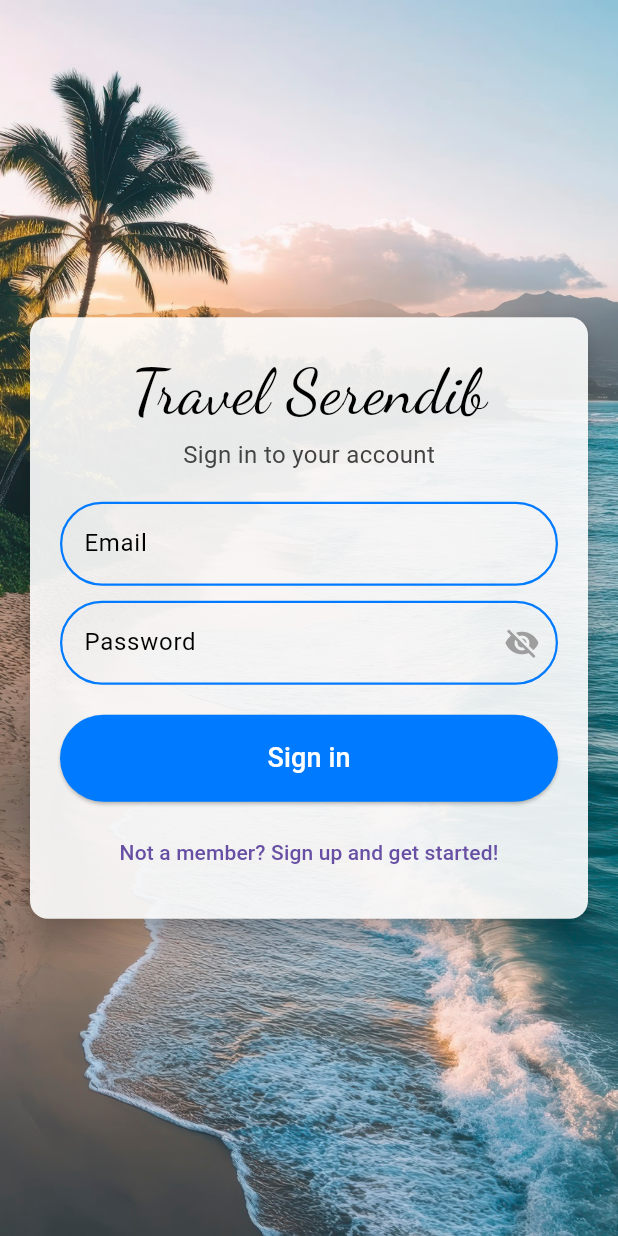
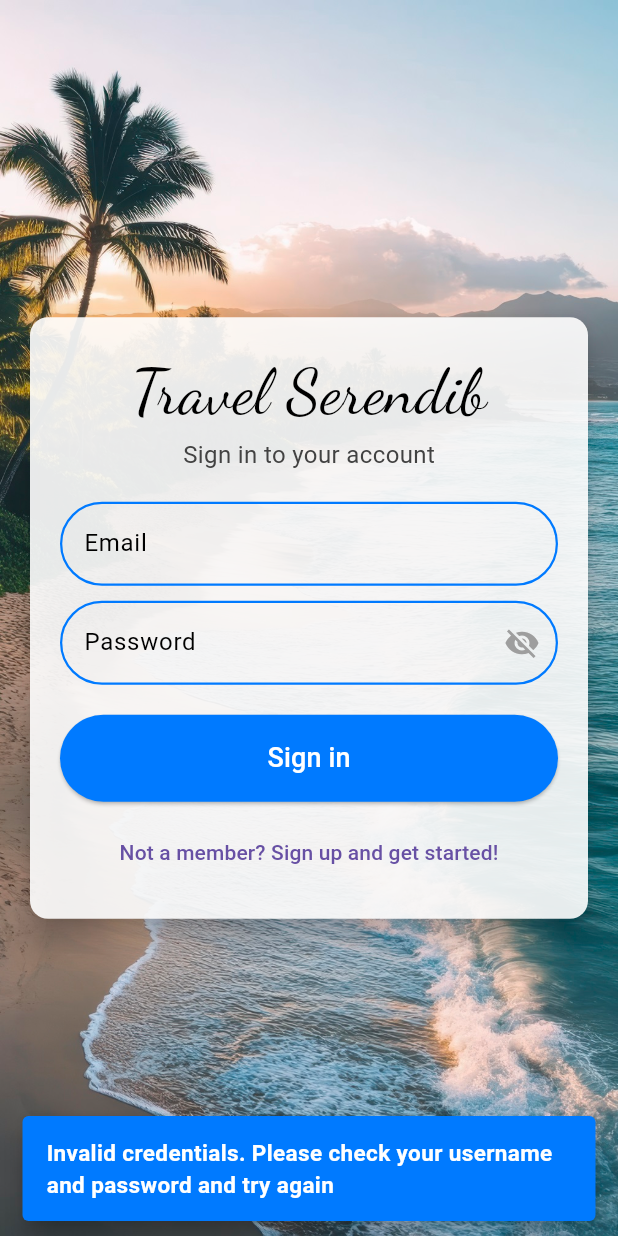
Before and after one commit to gayanasena/TravelSerendib, a Flutter app: the LoginScreen screen opened by its route, after a tap on "Sign in", on a phone screen of 412 x 824 dp. Run offline on Flutter 3.47's test engine with Material 3 defaults, Android fonts, the phone set to English and light mode, and no system bars; our stand-ins replace carousel_slider, connectivity_plus, equatable, firebase_auth, firebase_core, flutter_bloc and 6 more; missing offline and left inert: translator; accounts and stored records are empty; Roboto replaces fonts that are missing (graphik_regular_400, graphik_regular_600, graphik_semibold_600); project files that could hold a hidden picture were left out.

Commit message:
Secure storage and login with firebase auth.

```diff
--- a/analysis_options.yaml
+++ b/analysis_options.yaml
@@ -7,6 +7,9 @@
 
 # The following line activates a set of recommended lints for Flutter apps,
 # packages, and plugins designed to encourage good coding practices.
+analyzer:
+  errors:
+    use_build_context_synchronously: ignore
 include: package:flutter_lints/flutter.yaml
 
 linter:
--- a/lib/features/auth/presentation/pages/login_screen.dart
+++ b/lib/features/auth/presentation/pages/login_screen.dart
@@ -1,4 +1,8 @@
+// ignore_for_file: use_build_context_synchronously
+
+import 'package:firebase_auth/firebase_auth.dart';
 import 'package:flutter/material.dart';
+import 'package:flutter_secure_storage/flutter_secure_storage.dart';
 import 'package:travelapp/core/resources/colors.dart';
 import 'package:travelapp/core/resources/text_styles.dart';
 import 'package:travelapp/features/common/widgets/outlined_custom_button.dart';
@@ -7,8 +11,25 @@ import 'package:travelapp/routes/routes.dart';
 import 'package:travelapp/routes/routes_extension.dart';
 import 'package:travelapp/utils/assets.dart';
 
-class LoginScreen extends StatelessWidget {
+class LoginScreen extends StatefulWidget {
   const LoginScreen({super.key});
+
+  @override
+  State<LoginScreen> createState() => _LoginScreenState();
+}
+
+class _LoginScreenState extends State<LoginScreen> {
+  late TextEditingController emailFieldController;
+  late TextEditingController passwordFieldController;
+  late FlutterSecureStorage secureStorage;
+
+  @override
+  void initState() {
+    emailFieldController = TextEditingController();
+    passwordFieldController = TextEditingController();
+    secureStorage = const FlutterSecureStorage();
+    super.initState();
+  }
 
   @override
   Widget build(BuildContext context) {
@@ -31,7 +52,8 @@ class LoginScreen extends StatelessWidget {
                 mainAxisAlignment: MainAxisAlignment.center,
                 children: [
                   Card(
-                    color: ApplicationColors(context).whiteBackgroundTransparent,
+                    color:
+                        ApplicationColors(context).whiteBackgroundTransparent,
                     elevation: 8,
                     shape: RoundedRectangleBorder(
                       borderRadius: BorderRadius.circular(12),
@@ -50,17 +72,51 @@ class LoginScreen extends StatelessWidget {
                             style: TextStyles(context).loginDescriptionText,
                           ),
                           const SizedBox(height: 20),
-                          const OutlinedTextBox(labelText: "Email"),
+                          OutlinedTextBox(
+                            labelText: "Email",
+                            controller: emailFieldController,
+                          ),
                           const SizedBox(height: 10),
-                          const OutlinedTextBox(
+                          OutlinedTextBox(
+                            controller: passwordFieldController,
                             labelText: "Password",
                             isPassword: true,
                           ),
                           const SizedBox(height: 20),
                           CustomOutlinedButton(
                             label: 'Sign in',
-                            onPressed: () {
-                              onLoginClick();
+                            onPressed: () async {
+                              String txtEmail = emailFieldController.text;
+                              String txtPassword = passwordFieldController.text;
+                              if (txtPassword.isNotEmpty &&
+                                  txtEmail.isNotEmpty) {
+                                String message = await onLoginClick(
+                                    emailAddress: txtEmail,
+                                    password: txtPassword);
+                                ScaffoldMessenger.of(context).showSnackBar(
+                                  SnackBar(
+                                    content: Text(
+                                      message,
+                                      style: TextStyles(context).snackBarText,
+                                    ),
+                                    duration: const Duration(seconds: 1),
+                                    behavior: SnackBarBehavior.floating,
+                                    backgroundColor: primaryColor,
+                                  ),
+                                );
+                              } else {
+                                ScaffoldMessenger.of(context).showSnackBar(
+                                  SnackBar(
+                                    content: Text(
+                                      'Invalid credentials. Please check your username and password and try again',
+                                      style: TextStyles(context).snackBarText,
+                                    ),
+                                    duration: const Duration(seconds: 1),
+                                    behavior: SnackBarBehavior.floating,
+                                    backgroundColor: primaryColor,
+                                  ),
+                                );
+                              }
                             },
                             isOutlined: false,
                           ),
@@ -85,5 +141,28 @@ class LoginScreen extends StatelessWidget {
     );
   }
 
-  void onLoginClick() {}
+  Future<String> onLoginClick(
+      {required String emailAddress, required String password}) async {
+    String message = "";
+    try {
+      await FirebaseAuth.instance
+          .signInWithEmailAndPassword(email: emailAddress, password: password);
+      message = "Login successful!";
+      if (message.isNotEmpty) {
+        context.pushReplacementNamed(ScreenRoutes.toHomeScreen);
+        // Turn off guest mode
+        secureStorage.write(key: "isGuestMode",value: 'false');
+      }
+    } on FirebaseAuthException catch (e) {
+      if (e.code == 'user-not-found') {
+        message = 'No user found for that email.';
+      } else if (e.code == 'wrong-password') {
+        message = 'Wrong password provided for that user.';
+      } else {
+        message = e.message ?? "invalid credentials";
+      }
+    }
+
+    return message;
+  }
 }
--- a/lib/features/common/widgets/outlined_text_box.dart
+++ b/lib/features/common/widgets/outlined_text_box.dart
@@ -5,13 +5,14 @@ class OutlinedTextBox extends StatefulWidget {
   final Color color;
   final String labelText;
   final bool isPassword;
+  final TextEditingController controller;
 
-  const OutlinedTextBox({
-    super.key,
-    this.color = primaryColor,
-    required this.labelText,
-    this.isPassword = false,
-  });
+  const OutlinedTextBox(
+      {super.key,
+      this.color = primaryColor,
+      required this.labelText,
+      this.isPassword = false,
+      required this.controller});
 
   @override
   State<OutlinedTextBox> createState() => _OutlinedTextBoxState();
@@ -23,9 +24,8 @@ class _OutlinedTextBoxState extends State<OutlinedTextBox> {
   @override
   Widget build(BuildContext context) {
     return TextField(
-      obscureText: widget.isPassword
-          ? _obscureText
-          : false,
+      controller: widget.controller,
+      obscureText: widget.isPassword ? _obscureText : false,
       decoration: InputDecoration(
         labelText: widget.labelText,
         labelStyle: const TextStyle(color: Colors.black),
--- a/lib/features/home/presentation/widgets/weather_card.dart
+++ b/lib/features/home/presentation/widgets/weather_card.dart
@@ -126,7 +126,6 @@ class _WeatherUpdateWidgetState extends State<WeatherUpdateWidget> {
       ),
       child: Column(
         children: [
-          const SizedBox(height: 20),
           weatherContent(),
         ],
       ),
--- a/pubspec.yaml
+++ b/pubspec.yaml
@@ -49,6 +49,7 @@ dependencies:
   weather: ^3.1.1
   firebase_core: ^3.6.0
   firebase_auth: ^5.3.1
+  flutter_secure_storage: ^9.2.2
 
 dev_dependencies:
   flutter_test:
```
Also changed, not shown: lib/features/auth/presentation/pages/regsiter_screen.dart (+12 -13 lines), lib/features/auth/presentation/pages/splash_screen.dart (+32 -4 lines), lib/features/home/presentation/pages/user_profile_view.dart (+26 -2 lines), lib/features/home/presentation/widgets/wether_card.dart (deleted, +0 -160 lines), lib/main.dart (+8 -2 lines), 1 other file.
